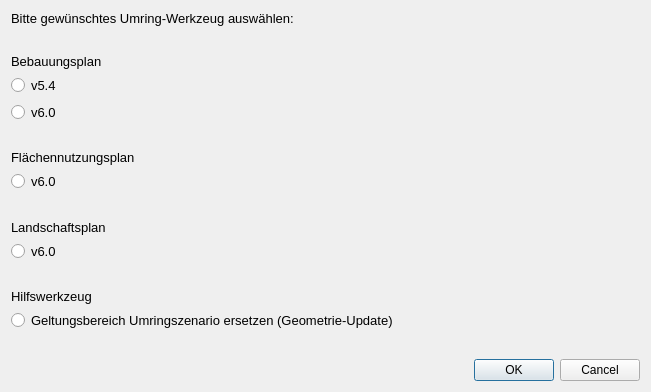
This is xplan_umring.ui in kreis-viersen/xplan-umring as Qt 5 draws it before an edit. The edited form follows.
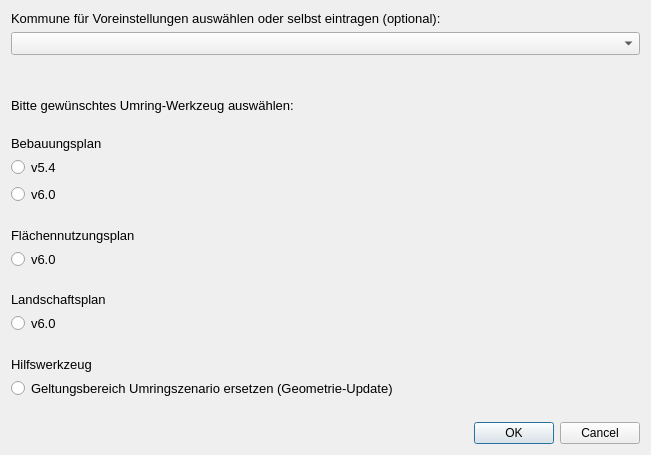
This is the edited form.

Patch:
```diff
--- a/xplan_umring.ui
+++ b/xplan_umring.ui
@@ -7,26 +7,14 @@
     <x>0</x>
     <y>0</y>
     <width>651</width>
-    <height>392</height>
+    <height>455</height>
    </rect>
   </property>
   <property name="windowTitle">
    <string>XPlan-Umring</string>
   </property>
   <layout class="QGridLayout" name="gridLayout">
-   <item row="13" column="0">
-    <widget class="QLabel" name="label_3">
-     <property name="font">
-      <font>
-       <pointsize>10</pointsize>
-      </font>
-     </property>
-     <property name="text">
-      <string>Hilfswerkzeug</string>
-     </property>
-    </widget>
-   </item>
-   <item row="6" column="0">
+   <item row="10" column="0">
     <spacer name="verticalSpacer_2">
      <property name="orientation">
       <enum>Qt::Vertical</enum>
@@ -40,6 +28,69 @@
     </spacer>
    </item>
    <item row="16" column="0">
+    <widget class="QRadioButton" name="rb_lp_60">
+     <property name="font">
+      <font>
+       <pointsize>10</pointsize>
+      </font>
+     </property>
+     <property name="text">
+      <string>v6.0</string>
+     </property>
+    </widget>
+   </item>
+   <item row="2" column="0">
+    <spacer name="verticalSpacer_6">
+     <property name="orientation">
+      <enum>Qt::Vertical</enum>
+     </property>
+     <property name="sizeHint" stdset="0">
+      <size>
+       <width>20</width>
+       <height>40</height>
+      </size>
+     </property>
+    </spacer>
+   </item>
+   <item row="3" column="0">
+    <widget class="QLabel" name="addressLabel">
+     <property name="font">
+      <font>
+       <pointsize>10</pointsize>
+       <weight>50</weight>
+       <bold>false</bold>
+      </font>
+     </property>
+     <property name="text">
+      <string>Bitte gewünschtes Umring-Werkzeug auswählen:</string>
+     </property>
+    </widget>
+   </item>
+   <item row="6" column="0">
+    <widget class="QLabel" name="label_2">
+     <property name="font">
+      <font>
+       <pointsize>10</pointsize>
+      </font>
+     </property>
+     <property name="text">
+      <string>Bebauungsplan</string>
+     </property>
+    </widget>
+   </item>
+   <item row="1" column="0">
+    <widget class="QComboBox" name="cb_ags">
+     <property name="font">
+      <font>
+       <pointsize>10</pointsize>
+      </font>
+     </property>
+     <property name="focusPolicy">
+      <enum>Qt::StrongFocus</enum>
+     </property>
+    </widget>
+   </item>
+   <item row="21" column="0">
     <widget class="QDialogButtonBox" name="buttonBox">
      <property name="orientation">
       <enum>Qt::Horizontal</enum>
@@ -49,43 +100,19 @@
      </property>
     </widget>
    </item>
-   <item row="2" column="0">
-    <widget class="QLabel" name="label_2">
-     <property name="font">
-      <font>
-       <pointsize>10</pointsize>
-      </font>
-     </property>
-     <property name="text">
-      <string>Bebauungsplan</string>
-     </property>
-    </widget>
-   </item>
-   <item row="8" column="0">
-    <widget class="QRadioButton" name="rb_fp_60">
-     <property name="font">
-      <font>
-       <pointsize>10</pointsize>
-      </font>
-     </property>
-     <property name="text">
-      <string>v6.0</string>
-     </property>
-    </widget>
-   </item>
    <item row="11" column="0">
-    <widget class="QRadioButton" name="rb_lp_60">
+    <widget class="QLabel" name="label_4">
      <property name="font">
       <font>
        <pointsize>10</pointsize>
       </font>
      </property>
      <property name="text">
-      <string>v6.0</string>
+      <string>Flächennutzungsplan</string>
      </property>
     </widget>
    </item>
-   <item row="5" column="0">
+   <item row="9" column="0">
     <widget class="QRadioButton" name="rb_bp_60">
      <property name="font">
       <font>
@@ -97,7 +124,20 @@
      </property>
     </widget>
    </item>
-   <item row="4" column="0">
+   <item row="17" column="0">
+    <spacer name="verticalSpacer">
+     <property name="orientation">
+      <enum>Qt::Vertical</enum>
+     </property>
+     <property name="sizeHint" stdset="0">
+      <size>
+       <width>20</width>
+       <height>20</height>
+      </size>
+     </property>
+    </spacer>
+   </item>
+   <item row="8" column="0">
     <widget class="QRadioButton" name="rb_bp_54">
      <property name="font">
       <font>
@@ -109,7 +149,7 @@
      </property>
     </widget>
    </item>
-   <item row="10" column="0">
+   <item row="14" column="0">
     <widget class="QLabel" name="label">
      <property name="font">
       <font>
@@ -121,60 +161,19 @@
      </property>
     </widget>
    </item>
-   <item row="9" column="0">
-    <spacer name="verticalSpacer_5">
-     <property name="orientation">
-      <enum>Qt::Vertical</enum>
-     </property>
-     <property name="sizeHint" stdset="0">
-      <size>
-       <width>20</width>
-       <height>20</height>
-      </size>
-     </property>
-    </spacer>
-   </item>
-   <item row="1" column="0">
-    <spacer name="verticalSpacer_3">
-     <property name="orientation">
-      <enum>Qt::Vertical</enum>
-     </property>
-     <property name="sizeHint" stdset="0">
-      <size>
-       <width>20</width>
-       <height>20</height>
-      </size>
-     </property>
-    </spacer>
-   </item>
-   <item row="0" column="0">
-    <widget class="QLabel" name="addressLabel">
+   <item row="18" column="0">
+    <widget class="QLabel" name="label_3">
      <property name="font">
       <font>
        <pointsize>10</pointsize>
-       <weight>50</weight>
-       <bold>false</bold>
       </font>
      </property>
      <property name="text">
-      <string>Bitte gewünschtes Umring-Werkzeug auswählen:</string>
+      <string>Hilfswerkzeug</string>
      </property>
     </widget>
    </item>
-   <item row="12" column="0">
-    <spacer name="verticalSpacer">
-     <property name="orientation">
-      <enum>Qt::Vertical</enum>
-     </property>
-     <property name="sizeHint" stdset="0">
-      <size>
-       <width>20</width>
-       <height>20</height>
-      </size>
-     </property>
-    </spacer>
-   </item>
-   <item row="15" column="0">
+   <item row="20" column="0">
     <spacer name="verticalSpacer_4">
      <property name="orientation">
       <enum>Qt::Vertical</enum>
@@ -187,7 +186,19 @@
      </property>
     </spacer>
    </item>
-   <item row="14" column="0">
+   <item row="0" column="0">
+    <widget class="QLabel" name="label_5">
+     <property name="font">
+      <font>
+       <pointsize>10</pointsize>
+      </font>
+     </property>
+     <property name="text">
+      <string>Kommune für Voreinstellungen auswählen oder selbst eintragen (optional):</string>
+     </property>
+    </widget>
+   </item>
+   <item row="19" column="0">
     <widget class="QRadioButton" name="rb_replace">
      <property name="font">
       <font>
@@ -199,18 +210,44 @@
      </property>
     </widget>
    </item>
-   <item row="7" column="0">
-    <widget class="QLabel" name="label_4">
+   <item row="12" column="0">
+    <widget class="QRadioButton" name="rb_fp_60">
      <property name="font">
       <font>
        <pointsize>10</pointsize>
       </font>
      </property>
      <property name="text">
-      <string>Flächennutzungsplan</string>
+      <string>v6.0</string>
      </property>
     </widget>
    </item>
+   <item row="13" column="0">
+    <spacer name="verticalSpacer_5">
+     <property name="orientation">
+      <enum>Qt::Vertical</enum>
+     </property>
+     <property name="sizeHint" stdset="0">
+      <size>
+       <width>20</width>
+       <height>20</height>
+      </size>
+     </property>
+    </spacer>
+   </item>
+   <item row="4" column="0">
+    <spacer name="verticalSpacer_3">
+     <property name="orientation">
+      <enum>Qt::Vertical</enum>
+     </property>
+     <property name="sizeHint" stdset="0">
+      <size>
+       <width>20</width>
+       <height>20</height>
+      </size>
+     </property>
+    </spacer>
+   </item>
   </layout>
  </widget>
  <resources/>
```
Left out of the diff: 3 changed lines with no effect on the pictures.
